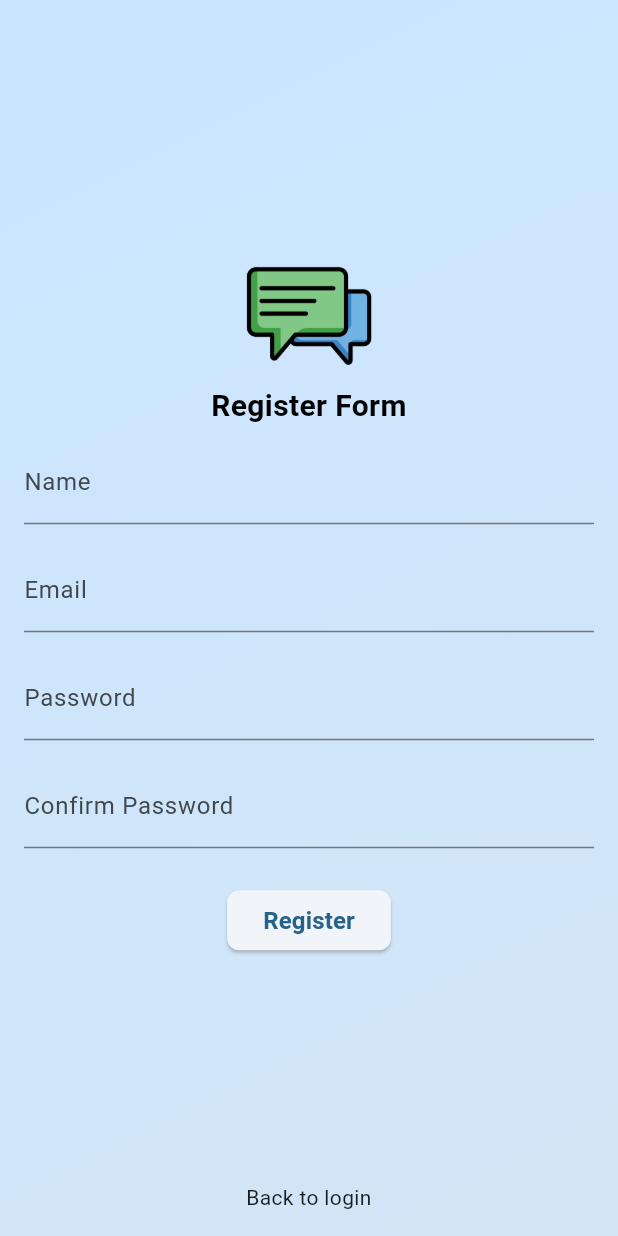
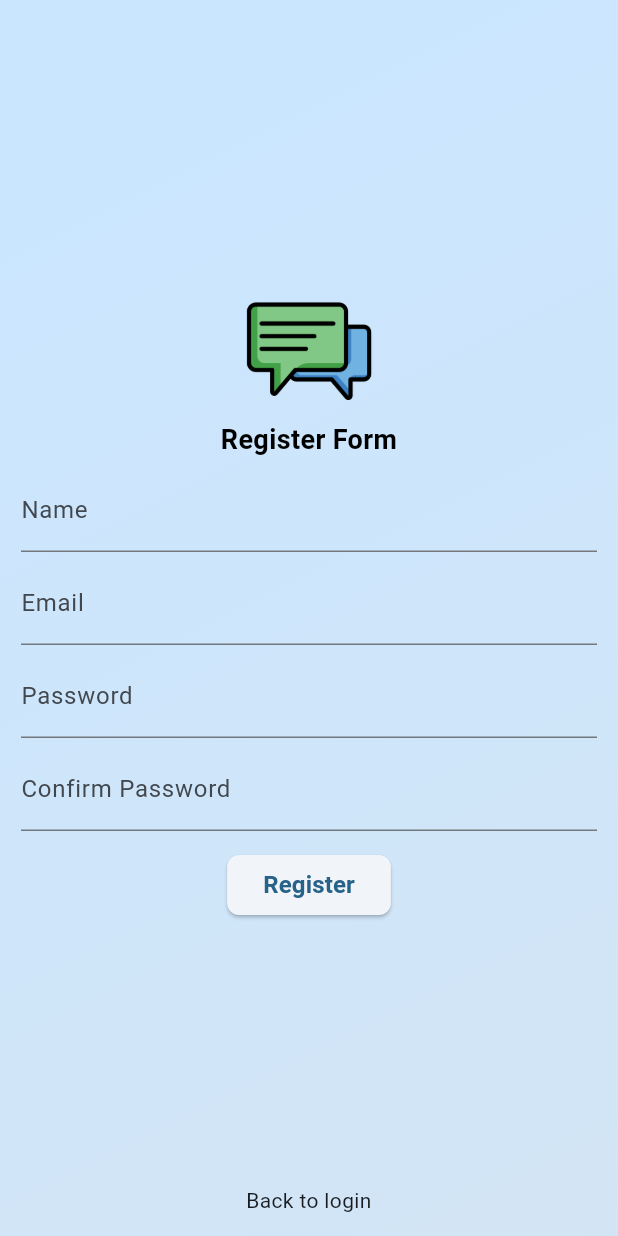
Before and after one commit to MikaelStrapazzon/chat-flutter, a Flutter app: the RegisterPage screen opened by its route, on a phone screen of 412 x 824 dp. Run offline on Flutter 3.47's test engine with Material 3 defaults, Android fonts, the phone set to English and light mode, and no system bars; our stand-ins replace cloud_firestore, firebase_auth, firebase_core, get, qr_flutter; missing offline and left inert: flutter_barcode_scanner; accounts and stored records are empty.

Commit message:
diminuido a distancia entre os campos na tela de registro

```diff
--- a/lib/pages/RegisterPage/register_page.dart
+++ b/lib/pages/RegisterPage/register_page.dart
@@ -41,7 +41,7 @@ class RegisterPage extends StatelessWidget {
           begin: Alignment.topLeft,
           end: Alignment.bottomRight,
         )),
-        padding: const EdgeInsets.all(16.0),
+        padding: const EdgeInsets.all(14.0),
         child: Column(children: [
           Expanded(
             child: Form(
@@ -57,11 +57,11 @@ class RegisterPage extends StatelessWidget {
                     'Register Form',
                     style: TextStyle(
                         color: Colors.black,
-                        fontSize: 20,
+                        fontSize: 18,
                         fontWeight: FontWeight.bold),
                     textAlign: TextAlign.center,
                   ),
-                  const SizedBox(height: 8.0),
+                  const SizedBox(height: 6.0),
                   TextFormField(
                     controller: nameController,
                     decoration: const InputDecoration(
@@ -76,7 +76,7 @@ class RegisterPage extends StatelessWidget {
                       return null;
                     },
                   ),
-                  const SizedBox(height: 16.0),
+                  const SizedBox(height: 6.0),
                   TextFormField(
                     controller: emailController,
                     decoration: const InputDecoration(
@@ -99,7 +99,7 @@ class RegisterPage extends StatelessWidget {
                       return null;
                     },
                   ),
-                  const SizedBox(height: 16.0),
+                  const SizedBox(height: 6.0),
                   TextFormField(
                     controller: passwordController,
                     obscureText: true,
@@ -115,7 +115,7 @@ class RegisterPage extends StatelessWidget {
                       return null;
                     },
                   ),
-                  const SizedBox(height: 16.0),
+                  const SizedBox(height: 6.0),
                   TextFormField(
                     obscureText: true,
                     decoration: const InputDecoration(
@@ -129,7 +129,7 @@ class RegisterPage extends StatelessWidget {
                       return null;
                     },
                   ),
-                  const SizedBox(height: 24.0),
+                  const SizedBox(height: 12.0),
                   ElevatedButton(
                     style: ButtonStyle(
                       shape: MaterialStateProperty.all<RoundedRectangleBorder>(
```
